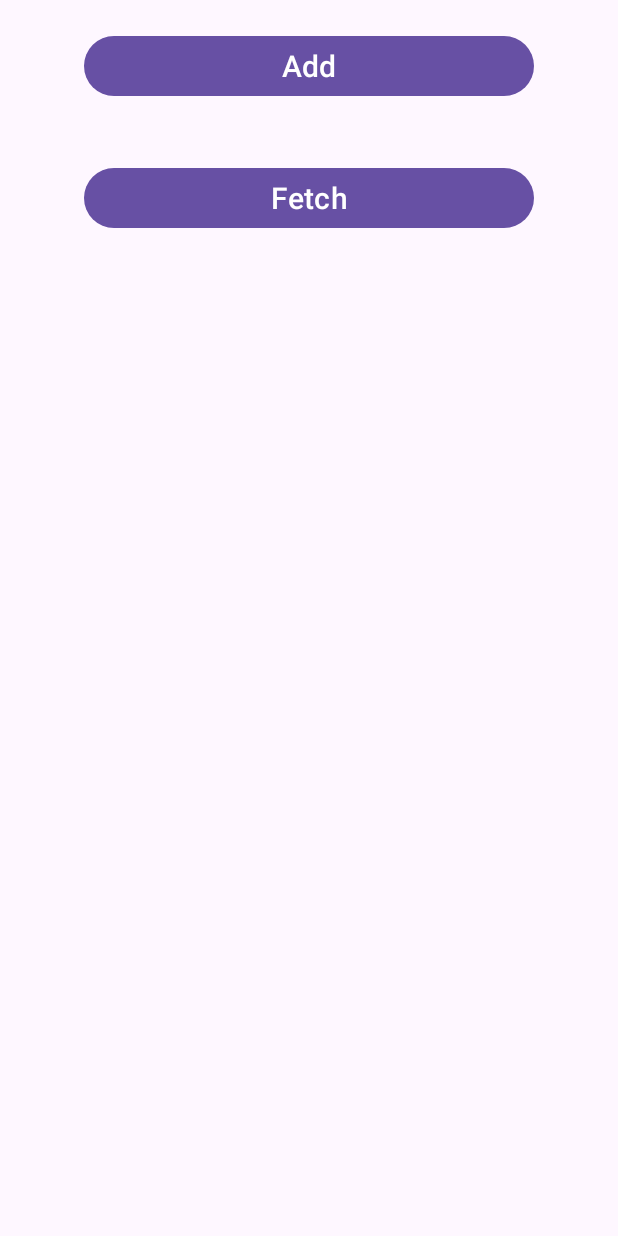
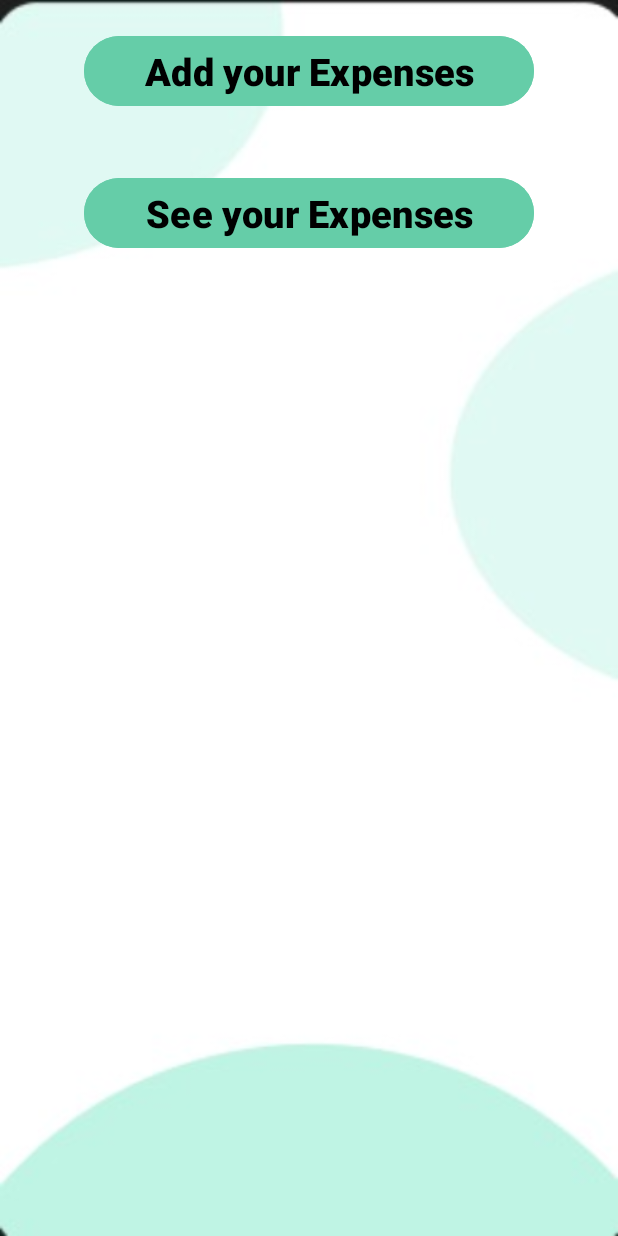
Before and after one commit to IT21160998/money, an Android app: the screen it shows after launch (PickCategory), on a phone screen of 412 x 824 dp. Run offline under Robolectric (Android 15) with nearby library versions, the phone set to English and light mode, and no system bars; our stand-ins replace Firebase (no records; nobody signed in at launch, a user with empty details on screens opened directly).

Commit message:
first 01

```diff
--- a/app/src/main/java/com/example/myapplication/activities/Bill.kt
+++ b/app/src/main/java/com/example/myapplication/activities/Bill.kt
@@ -60,7 +60,7 @@ class Bill : AppCompatActivity() {
 
                 val billId = dbRef.push().key!!
 
-                val bills = BillModel(billId,billType,billAmount,billComment)
+                val bills = BillModel(billId,billType,billAmount,billDate,billComment)
 
                 dbRef.child(billId).setValue(bills)
                     .addOnCompleteListener {
--- a/app/src/main/res/layout/activity_pickcategory.xml
+++ b/app/src/main/res/layout/activity_pickcategory.xml
@@ -5,6 +5,7 @@
     android:layout_width="match_parent"
     android:layout_height="match_parent"
     android:orientation="vertical"
+    android:background="@drawable/btimage"
     tools:context=".activities.PickCategory">
 
 
@@ -14,8 +15,11 @@
         android:layout_height="wrap_content"
         android:layout_gravity="center"
         android:layout_margin="20dp"
-        android:text="Add"
-        android:textSize="20dp"/>
+        android:backgroundTint="#65CDA8"
+        android:textColor="@color/black"
+        android:textStyle="bold"
+        android:text="Add your Expenses"
+        android:textSize="25dp"/>
 
     <Button
         android:id="@+id/button3"
@@ -23,7 +27,10 @@
         android:layout_height="wrap_content"
         android:layout_gravity="center"
         android:layout_margin="20dp"
-        android:text="Fetch"
-        android:textSize="20dp"/>
+        android:backgroundTint="#65CDA8"
+        android:textStyle="bold"
+        android:textColor="@color/black"
+        android:text="See your Expenses"
+        android:textSize="25dp"/>
 
 </LinearLayout>
```
Also changed, not shown: app/src/main/java/com/example/myapplication/activities/Expenses.kt (+23 -0 lines), app/src/main/res/layout/activity_bill.xml (+4 -4 lines), app/src/main/res/layout/activity_expenses.xml (+16 -3 lines), app/src/main/res/layout/activity_update_bill.xml (+9 -5 lines), app/src/main/res/drawable/btimage.jpeg (added), app/src/main/res/layout/billdata.xml (indentation only).
